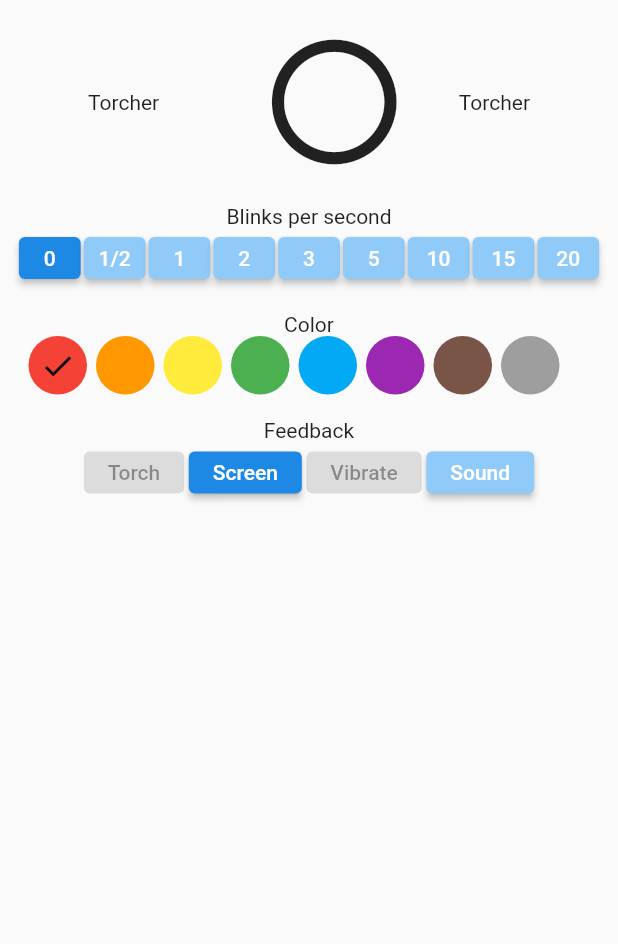
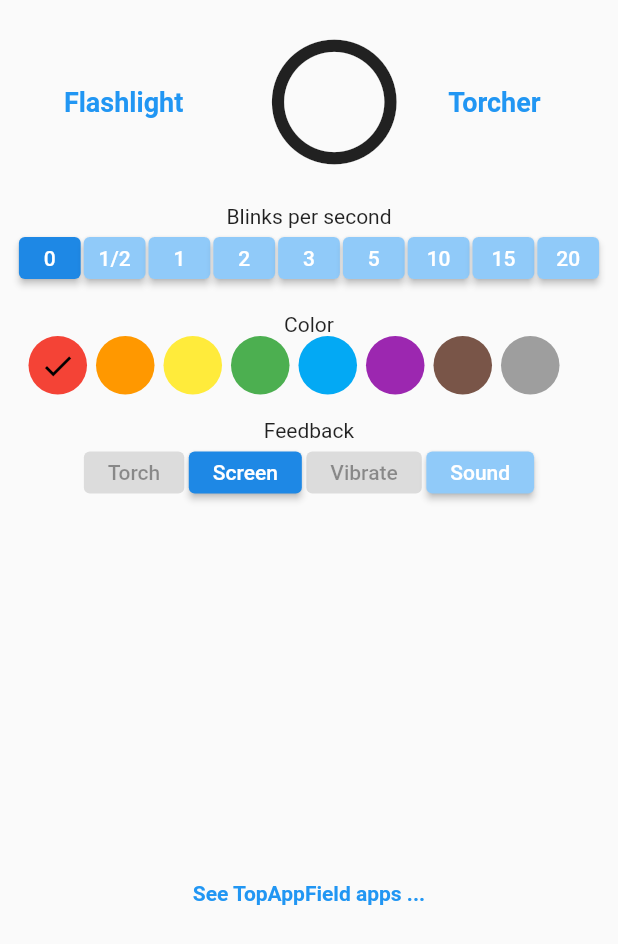
Before and after one commit to topappfield/torcher, a Flutter app: the Dashboard widget shown alone on an empty page, opened directly with empty values, on a phone screen of 412 x 824 dp. Shown: the top 944 px of the screen. Run offline on Flutter 3.47's test engine with Material 2 defaults, Android fonts, the light colour scheme and no system bars; our stand-ins replace vibration; missing offline and left inert: torch_control.

Commit message:
Add: About dialog, link to PlayStore

```diff
--- a/lib/pages/dashboard.dart
+++ b/lib/pages/dashboard.dart
@@ -1,12 +1,20 @@
 import 'package:flutter/material.dart';
 import 'package:torcher/pages/screen.dart';
 import 'package:torcher/state.dart';
+import 'package:torcher/utils/dialogs.dart';
+import 'package:url_launcher/url_launcher.dart';
 
 import '../utils/editswatch.dart';
 import '../utils/swatches.dart';
 
+void launchWeb(String url) async {
+  final Uri uri = Uri.parse(url);
+  await launchUrl(uri);
+}
+
 class Dashboard extends StatefulWidget {
-  const Dashboard({Key? key, required this.appState, required this.screenState}) : super(key: key);
+  const Dashboard({Key? key, required this.appState, required this.screenState})
+      : super(key: key);
 
   final AppState appState;
   final ScreenState screenState;
@@ -46,6 +54,30 @@ class _DashboardState extends State<Dashboard> {
     );
   }
 
+  Widget buildTitle(String title) {
+    const textStyle = TextStyle(
+        fontWeight: FontWeight.bold, fontSize: 18, color: Colors.blue);
+    return Expanded(
+      flex: 2,
+      child: InkWell(
+          onTap: () => showDialog(context: context, builder: buildAboutDialog),
+          child: Center(child: Text(title, style: textStyle))),
+    );
+  }
+
+  Widget buildFooter() {
+    const textStyle = TextStyle(
+        fontWeight: FontWeight.bold, fontSize: 14, color: Colors.blue);
+    return Expanded(
+      flex: 2,
+      child: InkWell(
+          onTap: () => launchWeb(
+              'https://play.google.com/store/apps/dev?id=5830013704268208202'),
+          child: const Center(
+              child: Text('See TopAppField apps ...', style: textStyle))),
+    );
+  }
+
   @override
   Widget build(BuildContext context) {
     final onoff = IconButton(
@@ -59,9 +91,9 @@ class _DashboardState extends State<Dashboard> {
       child: Column(
         children: [
           Row(children: [
-            const Expanded(flex: 2, child: Center(child: Text('Torcher'))),
+            buildTitle('Flashlight'),
             Expanded(flex: 1, child: onoff),
-            const Expanded(flex: 2, child: Center(child: Text('Torcher'))),
+            buildTitle('Torcher')
           ]),
           const Text('Blinks per second'),
           Wrap(spacing: 2.0, children: [
@@ -85,13 +117,21 @@ class _DashboardState extends State<Dashboard> {
           const SizedBox(height: 16),
           const Text('Feedback'),
           Wrap(spacing: 3.0, children: [
+            _buildButtonFeedback('Torch', widget.appState.torchOn,
+                widget.appState.hasTorch ? widget.appState.toggleTorch : null),
+            _buildButtonFeedback('Screen', widget.appState.screenOn,
+                widget.appState.toggleScreen),
             _buildButtonFeedback(
-                'Torch', widget.appState.torchOn, widget.appState.hasTorch ? widget.appState.toggleTorch : null),
-            _buildButtonFeedback('Screen', widget.appState.screenOn, widget.appState.toggleScreen),
-            _buildButtonFeedback('Vibrate', widget.appState.vibrateOn,
-                widget.appState.hasVibrator ? widget.appState.toggleVibrate : null),
-            _buildButtonFeedback('Sound', widget.appState.soundOn, widget.appState.toggleSound),
+                'Vibrate',
+                widget.appState.vibrateOn,
+                widget.appState.hasVibrator
+                    ? widget.appState.toggleVibrate
+                    : null),
+            _buildButtonFeedback(
+                'Sound', widget.appState.soundOn, widget.appState.toggleSound),
           ]),
+          const SizedBox(height: 32),
+          buildFooter(),
         ],
       ),
     );
--- /dev/null
+++ b/lib/utils/dialogs.dart
@@ -0,0 +1,18 @@
+import 'package:flutter/material.dart';
+
+Widget buildAboutDialog(BuildContext context) {
+  return AboutDialog(
+    applicationIcon: const Image(
+        width: 64, height: 64, image: AssetImage('assets/app/icon.png')),
+    applicationName: "Flashlight Torcher",
+    applicationVersion: 'Version 0.1',
+    applicationLegalese: '© 2022 TopAppField',
+    children: <Widget>[
+      Container(
+        padding: const EdgeInsets.fromLTRB(16, 32, 16, 0),
+        child: const Text("The flashlight lamp you may torch.",
+            textAlign: TextAlign.center),
+      )
+    ],
+  );
+}
--- a/pubspec.yaml
+++ b/pubspec.yaml
@@ -1,5 +1,5 @@
 name: torcher
-description: Yet another torch/flashlight/lamp app.
+description: Flashlight Torcher - Yet another torch/flashlight/lamp app.
 publish_to: 'none' # Remove this line if you wish to publish to pub.dev
 
 # A version number is three numbers separated by dots, like 1.2.43
@@ -16,6 +16,7 @@ dependencies:
   torch_control:                  # phone light control
     path: ../flutter-torch_control/
   vibration: ^1.7.4-nullsafety.0  # phone vibration
+  url_launcher: ^6.0.17           # launch an url (web, email, ...)
 
 dev_dependencies:
   flutter_test:
@@ -26,6 +27,9 @@ dev_dependencies:
 flutter:
   uses-material-design: true
 
+  assets:
+    - assets/app/
+
 flutter_icons:
   android: true
   ios: false
```
